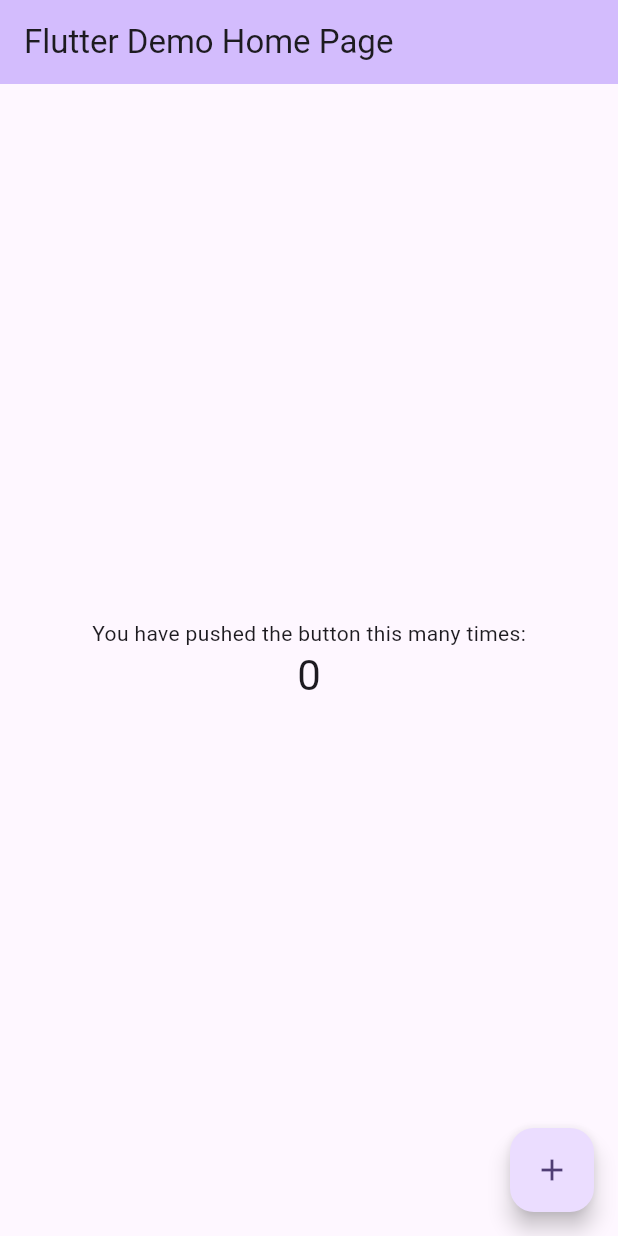
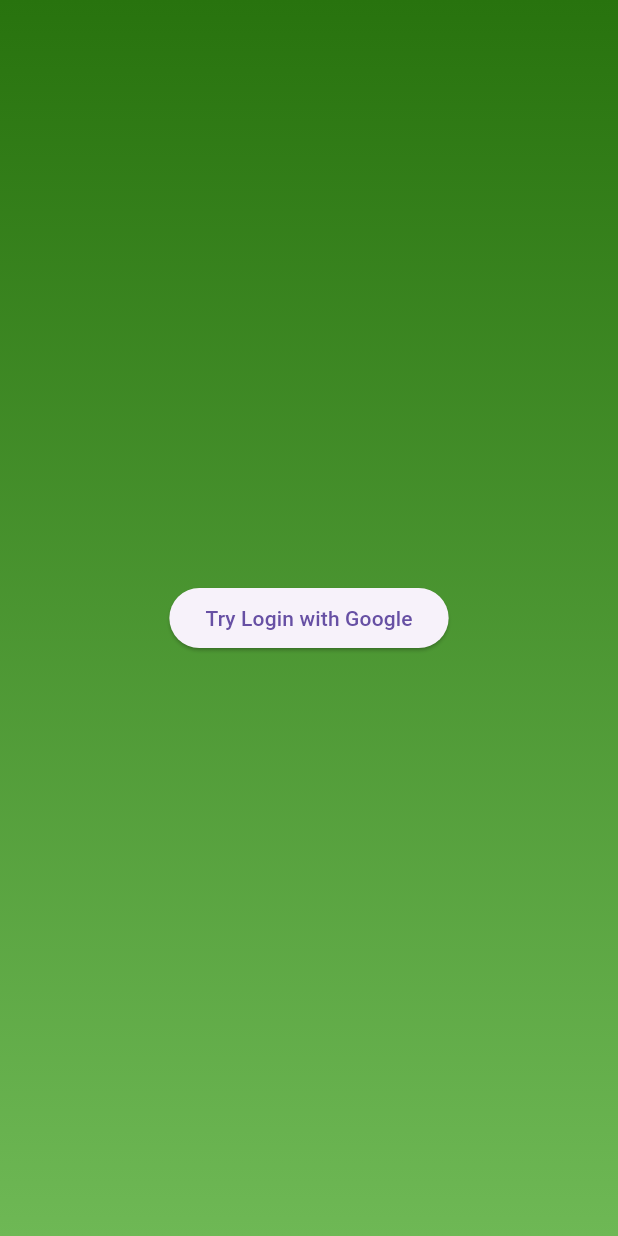
Before and after one commit to infodoug/dsi_2024_1, a Flutter app: the screen it shows after launch, on a phone screen of 412 x 824 dp. Run offline on Flutter 3.47's test engine with Material 3 defaults, Android fonts, the phone set to English and light mode, and no system bars.

Commit message:
start login pages

```diff
--- a/lib/main.dart
+++ b/lib/main.dart
@@ -10,34 +10,15 @@
   // This widget is the root of your application.
   @override
   Widget build(BuildContext context) {
-    return MaterialApp(
+    return const MaterialApp(
       title: 'Flutter Demo',
-      theme: ThemeData(
-        // This is the theme of your application.
-        //
-        // TRY THIS: Try running your application with "flutter run". You'll see
-        // the application has a blue toolbar. Then, without quitting the app,
-        // try changing the seedColor in the colorScheme below to Colors.green
-        // and then invoke "hot reload" (save your changes or press the "hot
-        // reload" button in a Flutter-supported IDE, or press "r" if you used
-        // the command line to start the app).
-        //
-        // Notice that the counter didn't reset back to zero; the application
-        // state is not lost during the reload. To reset the state, use hot
-        // restart instead.
-        //
-        // This works for code too, not just values: Most code changes can be
-        // tested with just a hot reload.
-        colorScheme: ColorScheme.fromSeed(seedColor: Colors.deepPurple),
-        useMaterial3: true,
-      ),
-      home: const MyHomePage(title: 'Flutter Demo Home Page'),
+      home: Login(title: 'Flutter Demo Home Page'),
     );
   }
 }
 
-class MyHomePage extends StatefulWidget {
-  const MyHomePage({super.key, required this.title});
+class Login extends StatefulWidget {
+  const Login({super.key, required this.title});
 
   // This widget is the home page of your application. It is stateful, meaning
   // that it has a State object (defined below) that contains fields that affect
@@ -51,75 +32,56 @@
   final String title;
 
   @override
-  State<MyHomePage> createState() => _MyHomePageState();
+  State<Login> createState() => _LoginState();
 }
 
-class _MyHomePageState extends State<MyHomePage> {
-  int _counter = 0;
-
-  void _incrementCounter() {
-    setState(() {
-      // This call to setState tells the Flutter framework that something has
-      // changed in this State, which causes it to rerun the build method below
-      // so that the display can reflect the updated values. If we changed
-      // _counter without calling setState(), then the build method would not be
-      // called again, and so nothing would appear to happen.
-      _counter++;
-    });
-  }
-
+class _LoginState extends State<Login> {
   @override
   Widget build(BuildContext context) {
-    // This method is rerun every time setState is called, for instance as done
-    // by the _incrementCounter method above.
-    //
-    // The Flutter framework has been optimized to make rerunning build methods
-    // fast, so that you can just rebuild anything that needs updating rather
-    // than having to individually change instances of widgets.
     return Scaffold(
-      appBar: AppBar(
-        // TRY THIS: Try changing the color here to a specific color (to
-        // Colors.amber, perhaps?) and trigger a hot reload to see the AppBar
-        // change color while the other colors stay the same.
-        backgroundColor: Theme.of(context).colorScheme.inversePrimary,
-        // Here we take the value from the MyHomePage object that was created by
-        // the App.build method, and use it to set our appbar title.
-        title: Text(widget.title),
+      body: Container(
+        decoration: const BoxDecoration(
+          gradient: LinearGradient(colors: [
+            Color(0xFF28730E),
+            Color(0xFF6EB855),
+          ], begin: Alignment.topCenter, end: Alignment.bottomCenter),
+        ),
+        child: const Center(child: LoginBox()),
       ),
-      body: Center(
-        // Center is a layout widget. It takes a single child and positions it
-        // in the middle of the parent.
-        child: Column(
-          // Column is also a layout widget. It takes a list of children and
-          // arranges them vertically. By default, it sizes itself to fit its
-          // children horizontally, and tries to be as tall as its parent.
-          //
-          // Column has various properties to control how it sizes itself and
-          // how it positions its children. Here we use mainAxisAlignment to
-          // center the children vertically; the main axis here is the vertical
-          // axis because Columns are vertical (the cross axis would be
-          // horizontal).
-          //
-          // TRY THIS: Invoke "debug painting" (choose the "Toggle Debug Paint"
-          // action in the IDE, or press "p" in the console), to see the
-          // wireframe for each widget.
-          mainAxisAlignment: MainAxisAlignment.center,
-          children: <Widget>[
-            const Text(
-              'You have pushed the button this many times:',
-            ),
-            Text(
-              '$_counter',
-              style: Theme.of(context).textTheme.headlineMedium,
-            ),
-          ],
-        ),
-      ),
-      floatingActionButton: FloatingActionButton(
-        onPressed: _incrementCounter,
-        tooltip: 'Increment',
-        child: const Icon(Icons.add),
-      ), // This trailing comma makes auto-formatting nicer for build methods.
     );
   }
 }
+
+class LoginBox extends StatefulWidget {
+  const LoginBox({super.key});
+
+  @override
+  State<LoginBox> createState() => _LoginBoxState();
+}
+
+class _LoginBoxState extends State<LoginBox> {
+  bool buttonclicked = false;
+  @override
+  Widget build(BuildContext context) {
+    return (!buttonclicked)
+        ? Center(
+            child: Column(
+              mainAxisAlignment: MainAxisAlignment.center,
+              children: [
+                ElevatedButton(
+                    onPressed: () {
+                      setState(() {
+                        buttonclicked = true;
+                      });
+                    },
+                    child: const Text('Try Login with Google'))
+              ],
+            ),
+          )
+        : Container(
+            color: Colors.white,
+            height: 100,
+            width: 80,
+          );
+  }
+}
```
